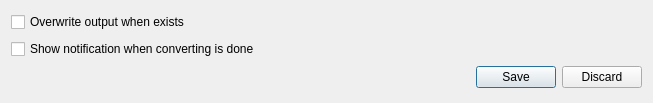
bartkessels/SimpleConvert, file src/ui/preferencesdialog.ui: the form before one commit.
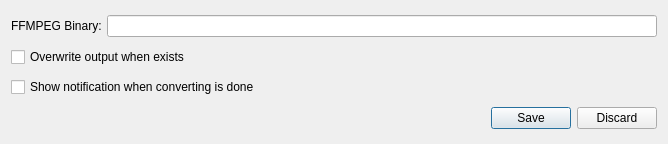
The form after the commit. Icons and pictures are not drawn.

Commit message: Add option for ffmpeg binary

```diff
--- a/src/ui/preferencesdialog.ui
+++ b/src/ui/preferencesdialog.ui
@@ -6,8 +6,8 @@
    <rect>
     <x>0</x>
     <y>0</y>
-    <width>653</width>
-    <height>103</height>
+    <width>668</width>
+    <height>144</height>
    </rect>
   </property>
   <property name="windowTitle">
@@ -18,6 +18,23 @@
     <normaloff>:/icons/simpleconvert</normaloff>:/icons/simpleconvert</iconset>
   </property>
   <layout class="QVBoxLayout" name="verticalLayout">
+   <item>
+    <layout class="QHBoxLayout" name="horizontalLayout">
+     <property name="spacing">
+      <number>5</number>
+     </property>
+     <item>
+      <widget class="QLabel" name="lblFFmpegBinary">
+       <property name="text">
+        <string>FFMPEG Binary:</string>
+       </property>
+      </widget>
+     </item>
+     <item>
+      <widget class="QLineEdit" name="editFFmpegBinary"/>
+     </item>
+    </layout>
+   </item>
    <item>
     <widget class="QCheckBox" name="cbOverwriteOutput">
      <property name="text">
```
The commit also changes 4 other files.
